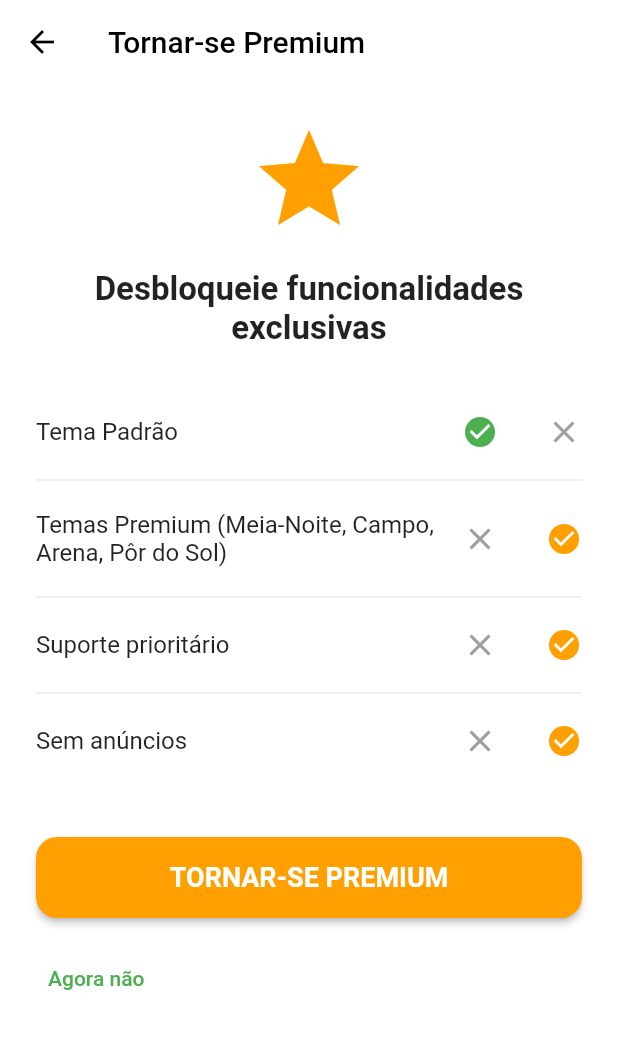
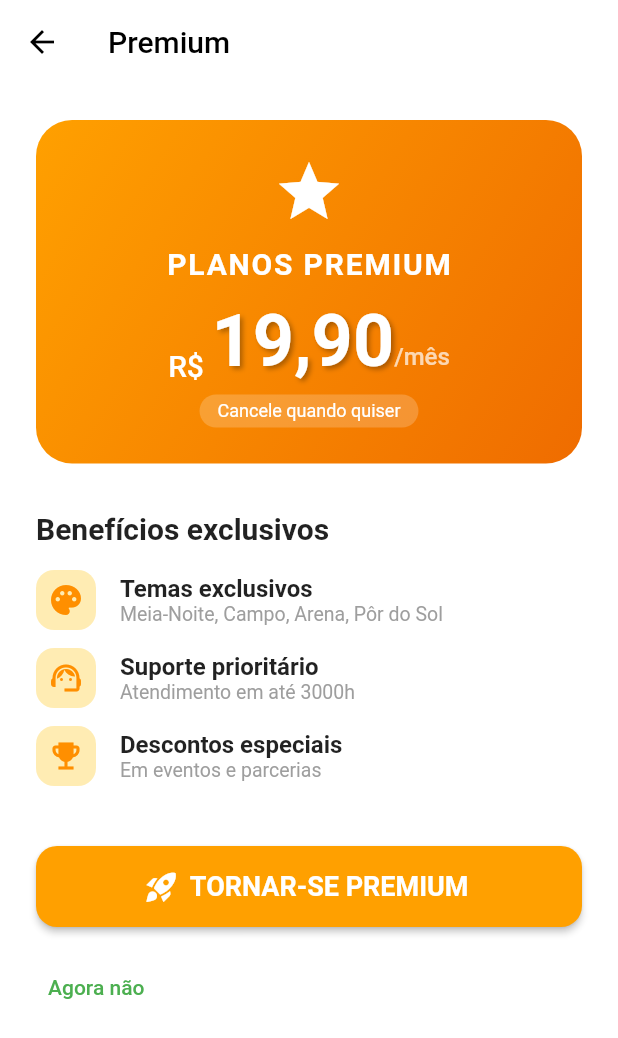
Before and after one commit to cancha-sports/mobile, a Flutter app: the ProfilePage screen opened directly, after a tap on "Tornar-se Premium", on a phone screen of 412 x 824 dp. Shown: the top 1038 px of the screen. Run offline on Flutter 3.47's test engine with Material 3 defaults, Android fonts, the light colour scheme and no system bars; our stand-ins replace flutter_map, geolocator, latlong2, shared_preferences; accounts and stored records are empty.

Commit message:
feat: enhance PremiumUpgradePage and fix ProfilePage layout stability

```diff
--- a/lib/view/premium_upgrade_page.dart
+++ b/lib/view/premium_upgrade_page.dart
@@ -154,35 +154,123 @@ class _PremiumUpgradePageState extends State<PremiumUpgradePage> {
 
     return Scaffold(
       appBar: AppBar(
-        title: const Text('Tornar-se Premium'),
+        title: const Text('Premium'),
         backgroundColor: Colors.white,
         foregroundColor: Colors.black,
+        elevation: 0,
       ),
       body: SingleChildScrollView(
         padding: const EdgeInsets.all(24),
         child: Column(
           crossAxisAlignment: CrossAxisAlignment.start,
           children: [
-            Center(child: Icon(Icons.star, size: 80, color: Colors.amber[700])),
-            const SizedBox(height: 20),
+            Container(
+              width: double.infinity,
+              padding: const EdgeInsets.all(24),
+              decoration: BoxDecoration(
+                gradient: LinearGradient(
+                  colors: [Colors.amber.shade700, Colors.orange.shade800],
+                  begin: Alignment.topLeft,
+                  end: Alignment.bottomRight,
+                ),
+                borderRadius: BorderRadius.circular(24),
+              ),
+              child: Column(
+                children: [
+                  const Icon(Icons.star, size: 48, color: Colors.white),
+                  const SizedBox(height: 12),
                   const Text(
-              'Desbloqueie funcionalidades exclusivas',
-              style: TextStyle(fontSize: 22, fontWeight: FontWeight.bold),
-              textAlign: TextAlign.center,
+                    'PLANOS PREMIUM',
+                    style: TextStyle(
+                      color: Colors.white,
+                      fontSize: 20,
+                      fontWeight: FontWeight.bold,
+                      letterSpacing: 1.2,
+                    ),
+                  ),
+                  const SizedBox(height: 12),
+                  Row(
+                    mainAxisAlignment: MainAxisAlignment.center,
+                    crossAxisAlignment: CrossAxisAlignment.end,
+                    children: [
+                      const Text(
+                        'R\$ ',
+                        style: TextStyle(
+                          color: Colors.white,
+                          fontSize: 20,
+                          fontWeight: FontWeight.w500,
+                        ),
+                      ),
+                      Text(
+                        '19,90',
+                        style: TextStyle(
+                          color: Colors.white,
+                          fontSize: 48,
+                          fontWeight: FontWeight.bold,
+                          shadows: [
+                            Shadow(
+                              blurRadius: 4,
+                              color: Colors.black.withValues(alpha: 0.3),
+                              offset: const Offset(2, 2),
+                            ),
+                          ],
+                        ),
+                      ),
+                      const Padding(
+                        padding: EdgeInsets.only(bottom: 8),
+                        child: Text(
+                          '/mês',
+                          style: TextStyle(
+                            color: Colors.white70,
+                            fontSize: 16,
+                            fontWeight: FontWeight.w500,
+                          ),
+                        ),
+                      ),
+                    ],
+                  ),
+                  const SizedBox(height: 8),
+                  Container(
+                    padding: const EdgeInsets.symmetric(
+                      horizontal: 12,
+                      vertical: 4,
+                    ),
+                    decoration: BoxDecoration(
+                      color: Colors.white.withValues(alpha: 0.2),
+                      borderRadius: BorderRadius.circular(20),
+                    ),
+                    child: const Text(
+                      'Cancele quando quiser',
+                      style: TextStyle(color: Colors.white, fontSize: 12),
+                    ),
+                  ),
+                ],
+              ),
             ),
             const SizedBox(height: 32),
 
-            _buildComparisonRow('Tema Padrão', true, false),
-            const Divider(),
-            _buildComparisonRow(
-              'Temas Premium (Meia-Noite, Campo, Arena, Pôr do Sol)',
-              false,
-              true,
+            const Text(
+              'Benefícios exclusivos',
+              style: TextStyle(fontSize: 20, fontWeight: FontWeight.bold),
             ),
-            const Divider(),
-            _buildComparisonRow('Suporte prioritário', false, true),
-            const Divider(),
-            _buildComparisonRow('Sem anúncios', false, true),
+            const SizedBox(height: 16),
+            _buildBenefitItem(
+              Icons.palette,
+              'Temas exclusivos',
+              'Meia-Noite, Campo, Arena, Pôr do Sol',
+            ),
+            const SizedBox(height: 12),
+            _buildBenefitItem(
+              Icons.support_agent,
+              'Suporte prioritário',
+              'Atendimento em até 3000h',
+            ),
+            const SizedBox(height: 12),
+            _buildBenefitItem(
+              Icons.emoji_events,
+              'Descontos especiais',
+              'Em eventos e parcerias',
+            ),
 
             const SizedBox(height: 40),
 
@@ -190,20 +278,17 @@ class _PremiumUpgradePageState extends State<PremiumUpgradePage> {
               SizedBox(
                 width: double.infinity,
                 height: 54,
-                child: ElevatedButton(
+                child: ElevatedButton.icon(
                   onPressed: _isLoading ? null : _cancelSubscription,
+                  icon: const Icon(Icons.cancel_outlined),
+                  label: const Text('CANCELAR ASSINATURA'),
                   style: ElevatedButton.styleFrom(
                     backgroundColor: Colors.red.shade700,
                     foregroundColor: Colors.white,
                     shape: RoundedRectangleBorder(
                       borderRadius: BorderRadius.circular(14),
                     ),
-                  ),
-                  child: _isLoading
-                      ? const CircularProgressIndicator(color: Colors.white)
-                      : const Text(
-                          'CANCELAR ASSINATURA',
-                          style: TextStyle(
+                    textStyle: const TextStyle(
                       fontSize: 18,
                       fontWeight: FontWeight.bold,
                     ),
@@ -219,20 +304,17 @@ class _PremiumUpgradePageState extends State<PremiumUpgradePage> {
               SizedBox(
                 width: double.infinity,
                 height: 54,
-                child: ElevatedButton(
+                child: ElevatedButton.icon(
                   onPressed: _isLoading ? null : _showPasswordDialog,
+                  icon: const Icon(Icons.rocket_launch),
+                  label: const Text('TORNAR-SE PREMIUM'),
                   style: ElevatedButton.styleFrom(
                     backgroundColor: Colors.amber[700],
                     foregroundColor: Colors.white,
                     shape: RoundedRectangleBorder(
                       borderRadius: BorderRadius.circular(14),
                     ),
-                  ),
-                  child: _isLoading
-                      ? const CircularProgressIndicator(color: Colors.white)
-                      : const Text(
-                          'TORNAR-SE PREMIUM',
-                          style: TextStyle(
+                    textStyle: const TextStyle(
                       fontSize: 18,
                       fontWeight: FontWeight.bold,
                     ),
@@ -251,24 +333,37 @@ class _PremiumUpgradePageState extends State<PremiumUpgradePage> {
     );
   }
 
-  Widget _buildComparisonRow(String feature, bool free, bool premium) {
-    return Padding(
-      padding: const EdgeInsets.symmetric(vertical: 12),
-      child: Row(
+  Widget _buildBenefitItem(IconData icon, String title, String subtitle) {
+    return Row(
       children: [
-          Expanded(child: Text(feature, style: const TextStyle(fontSize: 16))),
+        Container(
+          padding: const EdgeInsets.all(8),
+          decoration: BoxDecoration(
+            color: Colors.amber.shade100,
+            borderRadius: BorderRadius.circular(12),
+          ),
+          child: Icon(icon, color: Colors.amber.shade800, size: 24),
+        ),
         const SizedBox(width: 16),
-          Icon(
-            free ? Icons.check_circle : Icons.close,
-            color: free ? Colors.green : Colors.grey,
+        Expanded(
+          child: Column(
+            crossAxisAlignment: CrossAxisAlignment.start,
+            children: [
+              Text(
+                title,
+                style: const TextStyle(
+                  fontSize: 16,
+                  fontWeight: FontWeight.w600,
                 ),
-          const SizedBox(width: 32),
-          Icon(
-            premium ? Icons.check_circle : Icons.close,
-            color: premium ? Colors.amber[700] : Colors.grey,
+              ),
+              Text(
+                subtitle,
+                style: const TextStyle(fontSize: 13, color: Colors.grey),
               ),
             ],
           ),
+        ),
+      ],
     );
   }
 }
--- a/lib/view/profile_page.dart
+++ b/lib/view/profile_page.dart
@@ -195,6 +195,7 @@ class _ProfilePageState extends State<ProfilePage> {
 
     final primary = Theme.of(context).colorScheme.primary;
     final bgColor = Theme.of(context).scaffoldBackgroundColor;
+    final isUserPremium = user?.isPremium ?? false;
 
     return Scaffold(
       backgroundColor: bgColor,
@@ -240,8 +241,14 @@ class _ProfilePageState extends State<ProfilePage> {
             ),
             const SizedBox(height: 16),
 
-            if (!(user?.isPremium ?? false))
-              ElevatedButton.icon(
+            Visibility(
+              visible: !isUserPremium,
+              maintainSize: true,
+              maintainAnimation: true,
+              maintainState: true,
+              child: Visibility(
+                visible: !isUserPremium,
+                child: ElevatedButton.icon(
                   onPressed: () {
                     Navigator.push(
                       context,
@@ -258,10 +265,14 @@ class _ProfilePageState extends State<ProfilePage> {
                     minimumSize: const Size(double.infinity, 48),
                   ),
                 ),
+              ),
+            ),
 
-            if (user?.isPremium == true)
-              Padding(
-                padding: const EdgeInsets.only(bottom: 16),
+            Visibility(
+              visible: isUserPremium,
+              maintainSize: true,
+              maintainAnimation: true,
+              maintainState: true,
               child: ElevatedButton.icon(
                 onPressed: _isLoading ? null : _cancelPremium,
                 icon: const Icon(Icons.star_border),
@@ -273,6 +284,8 @@ class _ProfilePageState extends State<ProfilePage> {
                 ),
               ),
             ),
+
+            const SizedBox(height: 16),
 
             ElevatedButton.icon(
               onPressed: () {
```
Lines whose indentation alone changed are shown as unchanged.
